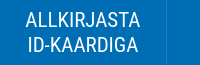
Before: the Qt Designer form client/widgets/MainAction.ui in open-eid/DigiDoc4-Client, drawn with Qt 5.
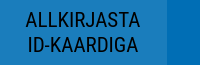
After: the same form once the commit is applied. Icons and pictures are not drawn.

```diff
--- a/client/widgets/MainAction.ui
+++ b/client/widgets/MainAction.ui
@@ -64,10 +64,11 @@
       <cursorShape>PointingHandCursor</cursorShape>
      </property>
      <property name="styleSheet">
-      <string notr="true">QPushButton {
-	border: none;
-	color: #ffffff;
-	background-color: #006EB5;
+      <string notr="true">border: none;
+color: #ffffff;
+background-color: #006EB5;
+QPushButton {
+	border-top-left-radius: 2px;
 }
 QPushButton:pressed {
 	background-color: #41B6E6;
```
